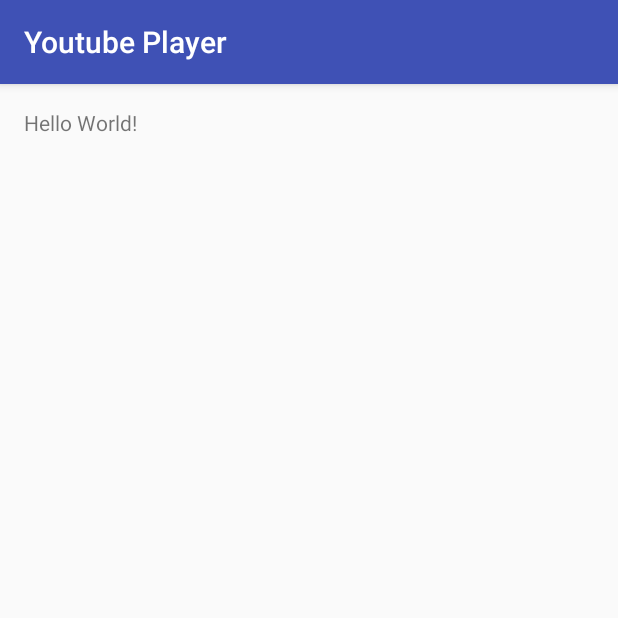
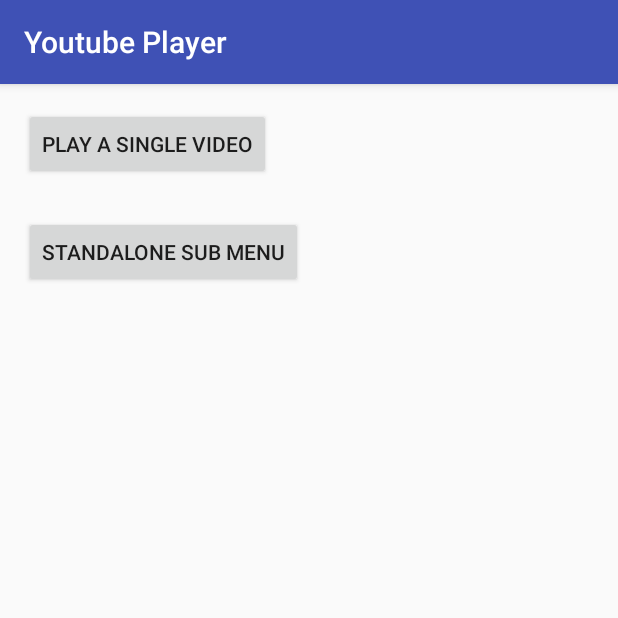
Before and after one commit to eliezerwohl/YoutubePlayer, an Android app: the screen it shows after launch (MainActivity), on a phone screen of 412 x 824 dp, the top half of it. Run offline under Robolectric (Android 15) with nearby library versions, the phone set to English and light mode, and no system bars.

Commit message:
app now works!

```diff
--- a/app/build.gradle
+++ b/app/build.gradle
@@ -26,7 +26,7 @@ dependencies {
     })
     compile 'com.android.support:appcompat-v7:25.0.1'
 
-    compile 'com.android.support.constraint:constraint-layout:1.0.0-beta3'
     compile files('libs/YouTubeAndroidPlayerApi.jar')
     testCompile 'junit:junit:4.12'
+    compile 'com.android.support.constraint:constraint-layout:1.0.0-beta4'
 }
--- a/app/src/main/java/com/eliezerwohl/youtubeplayer/MainActivity.java
+++ b/app/src/main/java/com/eliezerwohl/youtubeplayer/MainActivity.java
@@ -1,13 +1,40 @@
 package com.eliezerwohl.youtubeplayer;
 
+import android.content.Intent;
 import android.support.v7.app.AppCompatActivity;
 import android.os.Bundle;
+import android.view.View;
+import android.widget.Button;
 
-public class MainActivity extends AppCompatActivity {
+public class MainActivity extends AppCompatActivity implements View.OnClickListener{
+
 
     @Override
     protected void onCreate(Bundle savedInstanceState) {
         super.onCreate(savedInstanceState);
         setContentView(R.layout.activity_main);
+
+        Button btnSingle = (Button) findViewById(R.id.btnPlaySingle);
+        Button btnStandalone = (Button) findViewById(R.id.btnStandalone);
+        btnSingle.setOnClickListener(this);
+        btnStandalone.setOnClickListener(this);
+
+    }
+
+    @Override
+    public void onClick(View view) {
+        Intent intent = null;
+        switch(view.getId()){
+            case R.id.btnPlaySingle:
+                intent = new Intent(this,  YoutubeActivity.class);
+                break;
+            case R.id.btnStandalone:
+                intent = new Intent(this, StandaloneActivity.class);
+                break;
+            default:
+        }
+        if (intent !=null){
+            startActivity(intent);
+        }
     }
 }
--- a/app/src/main/res/layout/activity_main.xml
+++ b/app/src/main/res/layout/activity_main.xml
@@ -7,14 +7,23 @@
     android:layout_height="match_parent"
     tools:context="com.eliezerwohl.youtubeplayer.MainActivity">
 
-    <TextView
+    <Button
+        android:text="play a single video"
         android:layout_width="wrap_content"
         android:layout_height="wrap_content"
-        android:text="Hello World!"
-        tools:layout_constraintTop_creator="1"
+        android:id="@+id/btnPlaySingle"
         android:layout_marginTop="16dp"
-        tools:layout_constraintLeft_creator="1"
+        app:layout_constraintTop_toTopOf="parent"
+        android:layout_marginStart="16dp"
         app:layout_constraintLeft_toLeftOf="parent"
-        app:layout_constraintTop_toTopOf="parent"
         android:layout_marginLeft="16dp" />
+
+    <Button
+        android:text="Standalone Sub Menu"
+        android:layout_width="wrap_content"
+        android:layout_height="wrap_content"
+        android:id="@+id/btnStandalone"
+        android:layout_marginTop="24dp"
+        app:layout_constraintTop_toBottomOf="@+id/btnPlaySingle"
+        app:layout_constraintLeft_toLeftOf="@+id/btnPlaySingle" />
 </android.support.constraint.ConstraintLayout>
```
Also changed, not shown: app/src/main/AndroidManifest.xml (+6 -6 lines), app/src/main/java/com/eliezerwohl/youtubeplayer/StandaloneActivity.java (added, +48 -0 lines), app/src/main/java/com/eliezerwohl/youtubeplayer/YoutubeActivity.java (+61 -0 lines), app/src/main/res/layout/activity_standalone.xml (added, +28 -0 lines).
